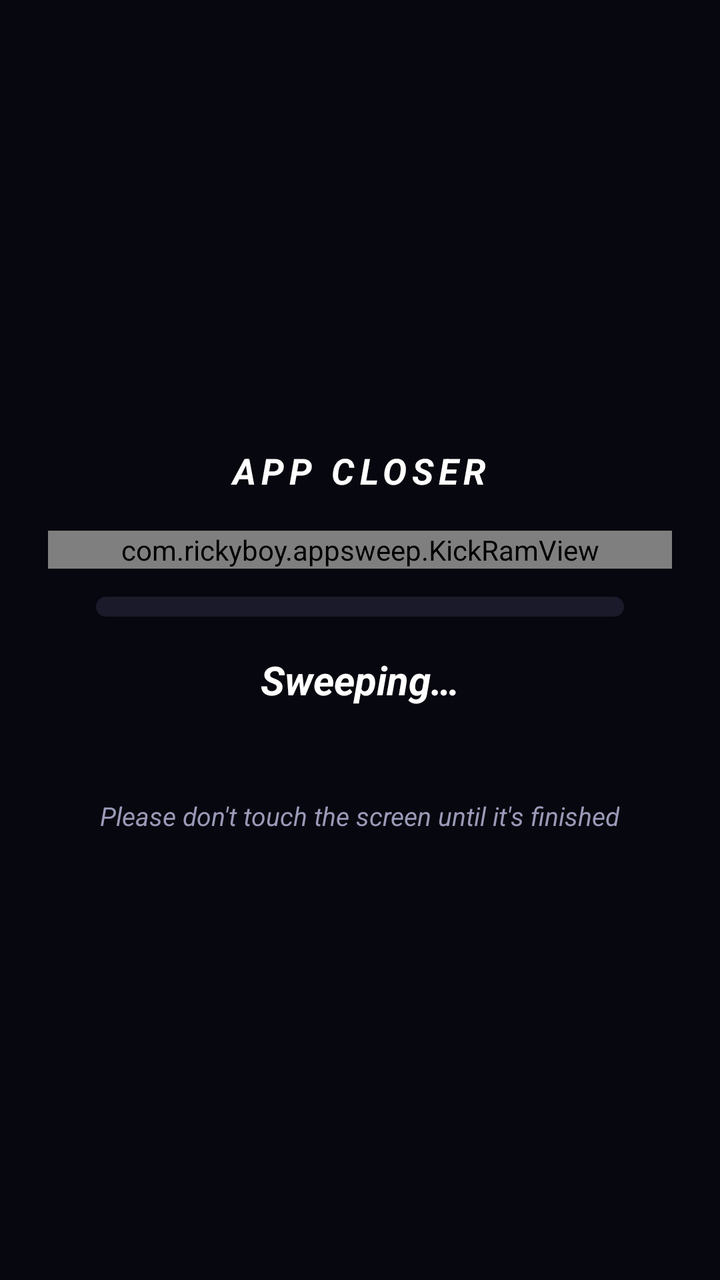
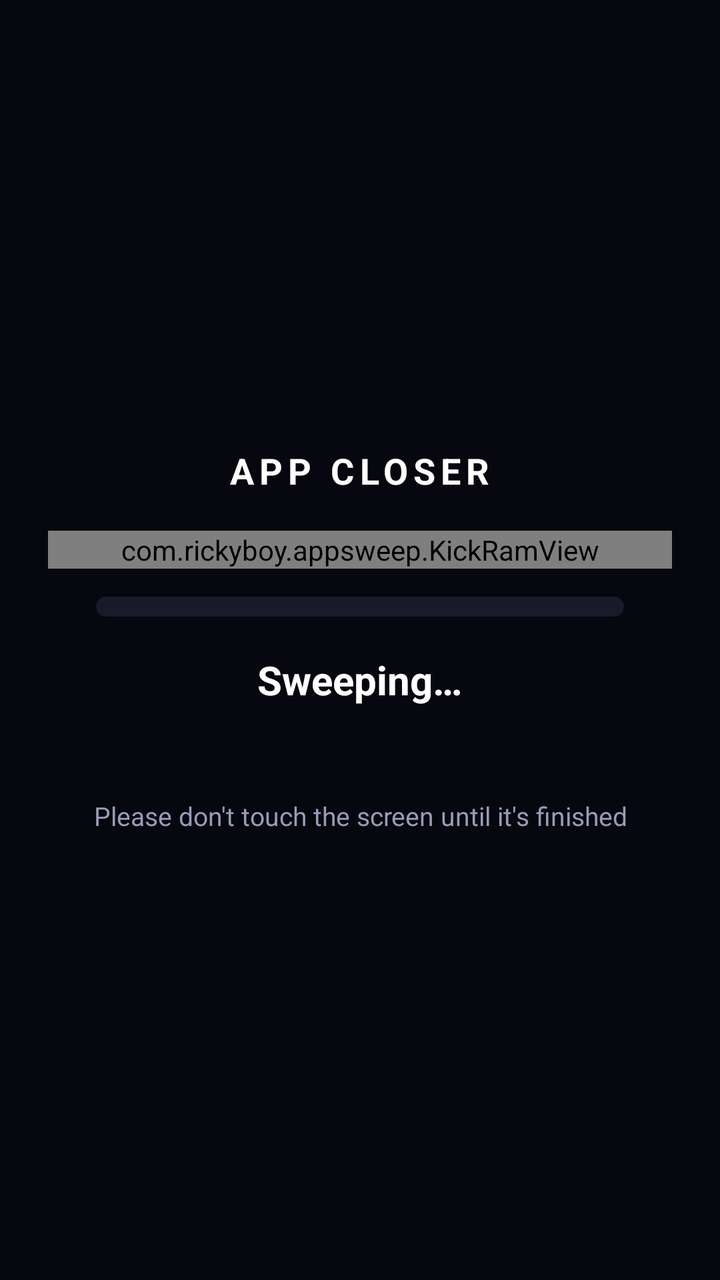

Screens rendered from an Android XML layout before and after an edit, with the pre-edit source and the edit as a unified diff.
<!-- AndroidManifest.xml: application theme Theme.AppSweep -->
<!-- res/layout/overlay_sweep.xml -->
<?xml version="1.0" encoding="utf-8"?>
<FrameLayout xmlns:android="http://schemas.android.com/apk/res/android"
    android:layout_width="match_parent"
    android:layout_height="match_parent"
    android:background="@color/bg">

    <LinearLayout
        android:layout_width="match_parent"
        android:layout_height="wrap_content"
        android:layout_gravity="center"
        android:gravity="center_horizontal"
        android:orientation="vertical"
        android:padding="24dp">

        <TextView
        android:shadowColor="#00000000"
        android:shadowRadius="12"
            android:layout_width="wrap_content"
            android:layout_height="wrap_content"
            android:letterSpacing="0.15"
            android:text="APP CLOSER"
            android:textColor="@color/text_main"
            android:textSize="18sp"
            android:textStyle="bold|italic" />

        <com.rickyboy.appsweep.KickRamView
            android:id="@+id/overlayRam"
            android:layout_width="match_parent"
            android:layout_height="wrap_content"
            android:layout_marginTop="18dp" />

        <ProgressBar
            android:id="@+id/overlayProgress"
            style="?android:attr/progressBarStyleHorizontal"
            android:layout_width="match_parent"
            android:layout_height="10dp"
            android:layout_marginStart="24dp"
            android:layout_marginTop="14dp"
            android:layout_marginEnd="24dp"
            android:max="100"
            android:progressDrawable="@drawable/mem_bar" />

        <TextView
        android:shadowColor="#00000000"
        android:shadowRadius="12"
            android:id="@+id/overlayStatus"
            android:layout_width="wrap_content"
            android:layout_height="wrap_content"
            android:layout_marginTop="18dp"
            android:text="Sweeping…"
            android:textColor="@color/text_main"
            android:textSize="20sp"
            android:textStyle="bold|italic" />

        <TextView
            android:id="@+id/overlayApp"
            android:layout_width="wrap_content"
            android:layout_height="wrap_content"
            android:layout_marginTop="6dp"
            android:textColor="@color/text_main"
            android:textSize="16sp" />

        <TextView
        android:shadowColor="#00000000"
        android:shadowRadius="12"
            android:layout_width="wrap_content"
            android:layout_height="wrap_content"
            android:layout_marginTop="18dp"
            android:gravity="center"
            android:text="Please don't touch the screen until it's finished"
            android:textColor="@color/text_dim"
            android:textSize="13sp"
            android:textStyle="italic" />
    </LinearLayout>
</FrameLayout>
<!-- resources referenced by this layout -->
<resources>
  <color name="bg">#FF07070F</color>
  <color name="text_dim">#FF9A9AB8</color>
  <color name="text_main">#FFFFFFFF</color>
  <!-- drawable mem_bar (drawable) -->
  <?xml version="1.0" encoding="utf-8"?>
  <layer-list xmlns:android="http://schemas.android.com/apk/res/android">
      <item android:id="@android:id/background">
          <shape>
              <corners android:radius="5dp" />
              <solid android:color="#FF1A1A2A" />
          </shape>
      </item>
      <item android:id="@android:id/progress">
          <clip>
              <shape>
                  <corners android:radius="5dp" />
                  <gradient android:angle="0" android:startColor="#FF00C853" android:endColor="@color/accent_green" />
              </shape>
          </clip>
      </item>
  </layer-list>
  <style name="Theme.AppSweep" parent="Theme.AppCompat.NoActionBar">
          <item name="android:windowBackground">@color/bg</item>
          <item name="android:statusBarColor">@color/bg</item>
          <item name="android:navigationBarColor">@color/bg</item>
          <item name="colorPrimary">@color/neon_cyan</item>
          <item name="colorPrimaryDark">@color/bg</item>
          <item name="colorAccent">@color/neon_pink</item>
          <item name="android:textColorPrimary">@color/text_main</item>
          <item name="alertDialogTheme">@style/Theme.AppSweep.Dialog</item>
      </style>
  <color name="accent_green">#FF00E676</color>
  <color name="neon_cyan">#FFFFFFFF</color>
  <color name="neon_pink">#FFE53935</color>
  <style name="Theme.AppSweep.Dialog" parent="Theme.AppCompat.Dialog.Alert">
          <item name="android:windowBackground">@drawable/bg_card</item>
          <item name="colorAccent">@color/neon_cyan</item>
          <item name="android:textColorPrimary">@color/text_main</item>
          <item name="android:textColor">@color/text_main</item>
      </style>
  <!-- drawable bg_card (drawable) -->
  <?xml version="1.0" encoding="utf-8"?>
  <shape xmlns:android="http://schemas.android.com/apk/res/android" android:shape="rectangle">
      <corners android:radius="16dp" />
      <solid android:color="@color/card" />
      <stroke android:width="2dp" android:color="@color/neon_pink" />
  </shape>
  <color name="card">#FF12121F</color>
</resources>

<!-- the commit's change to res/layout/overlay_sweep.xml (unified diff, before → after) -->
@@ -21,7 +21,7 @@
             android:text="APP CLOSER"
             android:textColor="@color/text_main"
             android:textSize="18sp"
-            android:textStyle="bold|italic" />
+            android:textStyle="bold" />
 
         <com.rickyboy.appsweep.KickRamView
             android:id="@+id/overlayRam"
@@ -50,7 +50,7 @@
             android:text="Sweeping…"
             android:textColor="@color/text_main"
             android:textSize="20sp"
-            android:textStyle="bold|italic" />
+            android:textStyle="bold" />
 
         <TextView
             android:id="@+id/overlayApp"
@@ -70,6 +70,6 @@
             android:text="Please don't touch the screen until it's finished"
             android:textColor="@color/text_dim"
             android:textSize="13sp"
-            android:textStyle="italic" />
+            android:textStyle="normal" />
     </LinearLayout>
 </FrameLayout>
